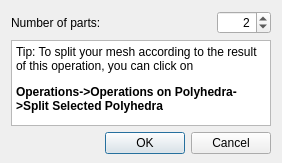
This is Polyhedron/demo/Polyhedron/Plugins/Operations_on_polyhedra/PartitionDialog.ui in CGAL/cgal as Qt 5 draws it before an edit. The edited form follows.
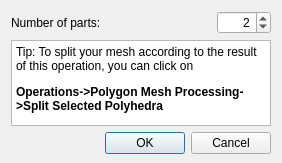
This is the edited form.

Commit message: Fix path in partition

What changed in the file:
```diff
--- a/Polyhedron/demo/Polyhedron/Plugins/Operations_on_polyhedra/PartitionDialog.ui
+++ b/Polyhedron/demo/Polyhedron/Plugins/Operations_on_polyhedra/PartitionDialog.ui
@@ -67,7 +67,7 @@
 p, li { white-space: pre-wrap; }
 &lt;/style&gt;&lt;/head&gt;&lt;body style=&quot; font-family:'Sans Serif'; font-size:9pt; font-weight:400; font-style:normal;&quot;&gt;
 &lt;p style=&quot; margin-top:12px; margin-bottom:12px; margin-left:0px; margin-right:0px; -qt-block-indent:0; text-indent:0px;&quot;&gt;Tip: To split your mesh according to the result of this operation, you can click on &lt;/p&gt;
-&lt;p style=&quot; margin-top:12px; margin-bottom:12px; margin-left:0px; margin-right:0px; -qt-block-indent:0; text-indent:0px;&quot;&gt;&lt;span style=&quot; font-weight:600;&quot;&gt;Operations-&amp;gt;Operations on Polyhedra-&amp;gt;Split Selected Polyhedra&lt;/span&gt;&lt;/p&gt;&lt;/body&gt;&lt;/html&gt;</string>
+&lt;p style=&quot; margin-top:12px; margin-bottom:12px; margin-left:0px; margin-right:0px; -qt-block-indent:0; text-indent:0px;&quot;&gt;&lt;span style=&quot; font-weight:600;&quot;&gt;Operations-&amp;gt;Polygon Mesh Processing-&amp;gt;Split Selected Polyhedra&lt;/span&gt;&lt;/p&gt;&lt;/body&gt;&lt;/html&gt;</string>
      </property>
     </widget>
    </item>
```
